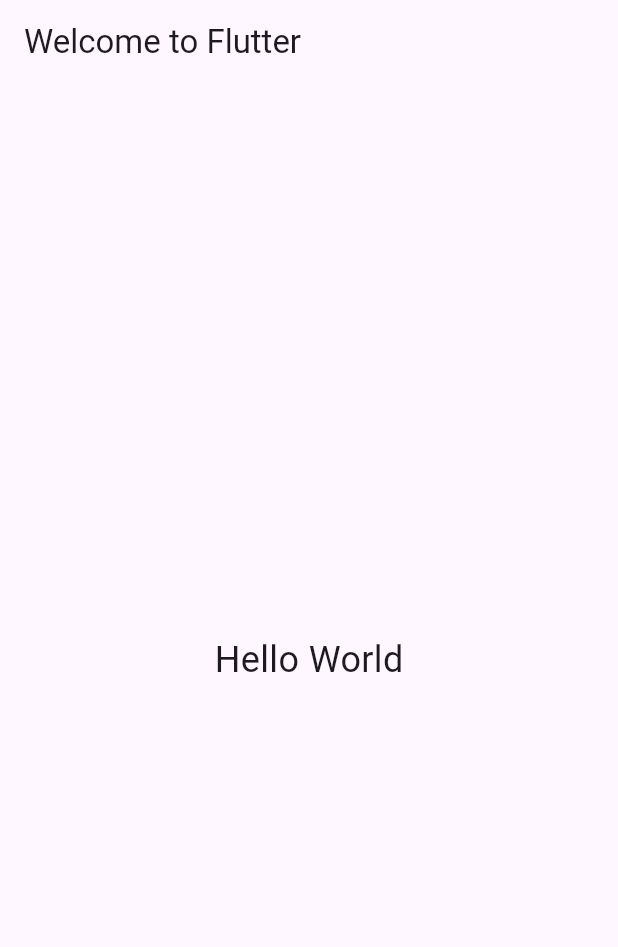
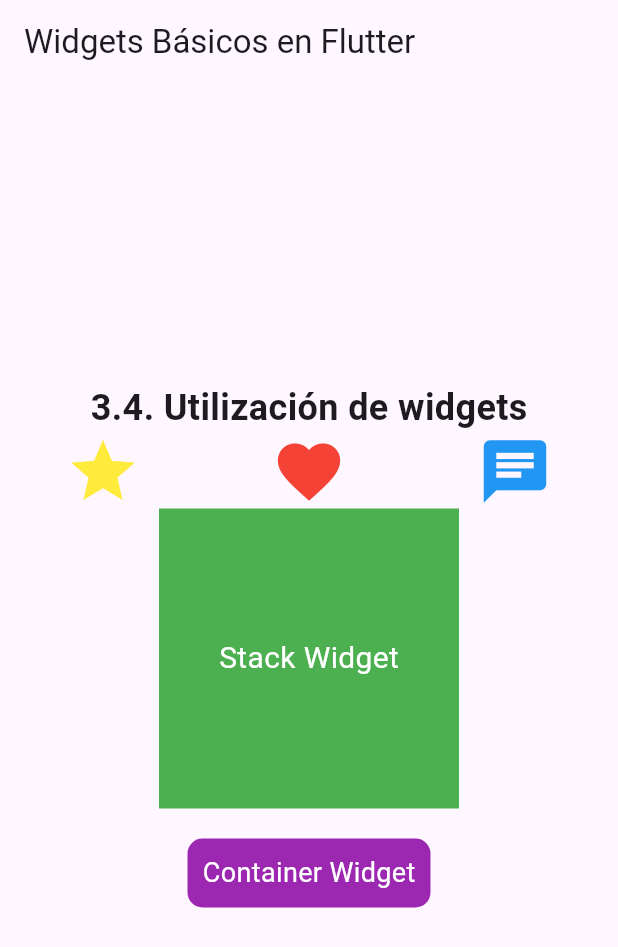
Before and after one commit to Victor-Valdez1/Integraci-n-de-base-de-datos-, a Flutter app: the screen it shows after launch, on a phone screen of 412 x 824 dp. Shown: the top 947 px of the screen. Run offline on Flutter 3.47's test engine with Material 3 defaults, Android fonts, the phone set to English and light mode, and no system bars.

Commit message:
3.4. Utilización de widgets

```diff
--- a/lib/main.dart
+++ b/lib/main.dart
@@ -8,15 +8,53 @@ class MyApp extends StatelessWidget {
   @override
   Widget build(BuildContext context) {
     return MaterialApp(
-      title: 'Welcome to Flutter',
       home: Scaffold(
         appBar: AppBar(
-          title: Text('Welcome to Flutter'),
+          title: Text('Widgets Básicos en Flutter'),
         ),
         body: Center(
-          child: Text(
-            'Hello World',
-            style: TextStyle(fontSize: 24),
+          child: Column(
+            mainAxisAlignment: MainAxisAlignment.center,
+            children: [
+              Text(
+                '3.4. Utilización de widgets',
+                style: TextStyle(fontSize: 24, fontWeight: FontWeight.bold),
+              ),
+              Row(
+                mainAxisAlignment: MainAxisAlignment.spaceAround,
+                children: [
+                  Icon(Icons.star, color: Colors.yellow, size: 50),
+                  Icon(Icons.favorite, color: Colors.red, size: 50),
+                  Icon(Icons.chat, color: Colors.blue, size: 50),
+                ],
+              ),
+              Stack(
+                alignment: Alignment.center,
+                children: [
+                  Container(
+                    width: 200,
+                    height: 200,
+                    color: Colors.green,
+                  ),
+                  Text(
+                    'Stack Widget',
+                    style: TextStyle(fontSize: 20, color: Colors.white),
+                  ),
+                ],
+              ),
+              Container(
+                margin: EdgeInsets.all(20),
+                padding: EdgeInsets.all(10),
+                decoration: BoxDecoration(
+                  color: Colors.purple,
+                  borderRadius: BorderRadius.circular(10),
+                ),
+                child: Text(
+                  'Container Widget',
+                  style: TextStyle(color: Colors.white, fontSize: 18),
+                ),
+              ),
+            ],
           ),
         ),
       ),
```
